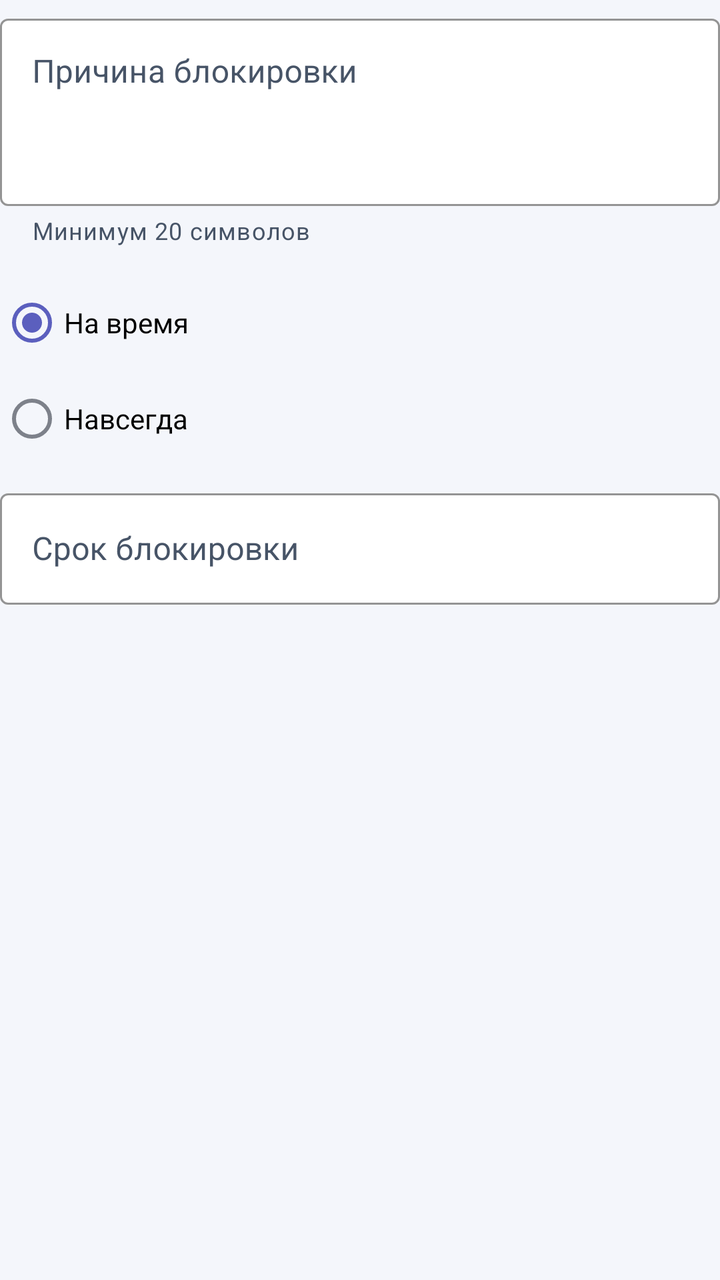
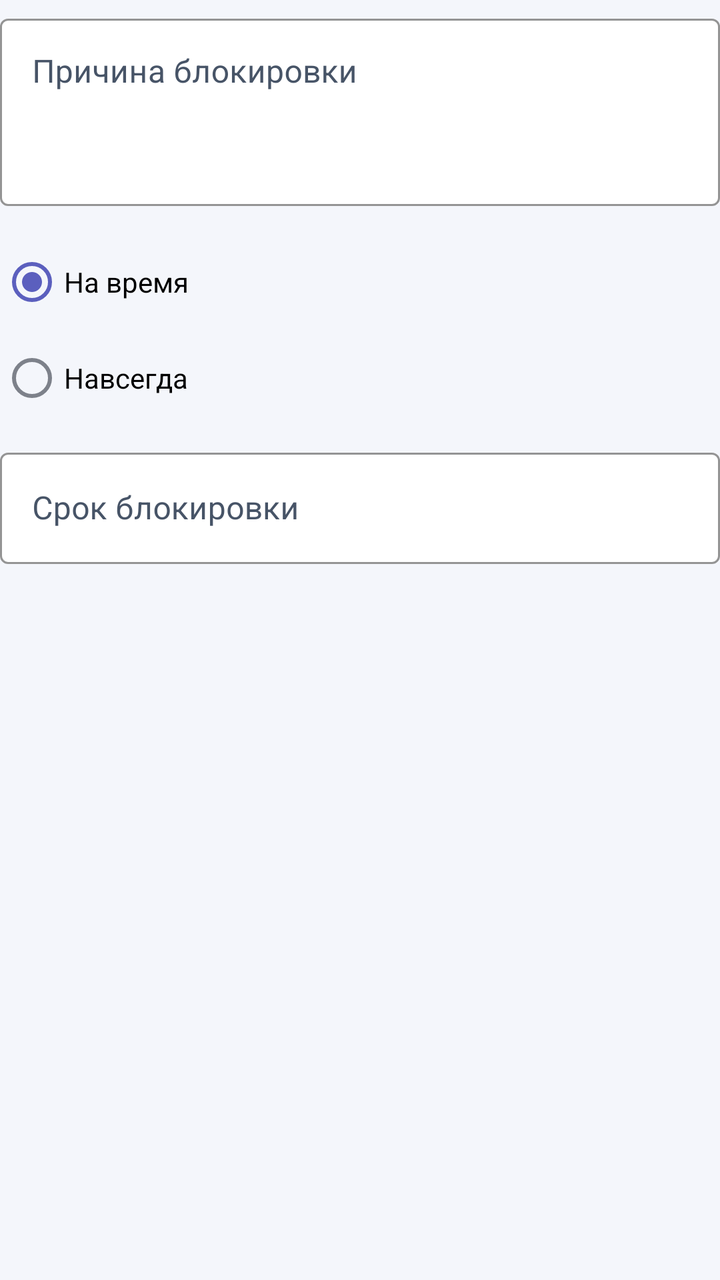

Before-and-after screenshots of an Android layout around one commit, followed by the original layout XML and the change that was made.
<!-- AndroidManifest.xml: application theme Theme.MyCity -->
<!-- res/layout/dialog_block_user.xml -->
<?xml version="1.0" encoding="utf-8"?>
<LinearLayout xmlns:android="http://schemas.android.com/apk/res/android"
    xmlns:app="http://schemas.android.com/apk/res-auto"
    android:layout_width="match_parent"
    android:layout_height="wrap_content"
    android:orientation="vertical"
    android:paddingTop="4dp"
    android:paddingBottom="4dp">

    <com.google.android.material.textfield.TextInputLayout
        android:id="@+id/til_reason"
        android:layout_width="match_parent"
        android:layout_height="wrap_content"
        android:hint="Причина блокировки"
        app:helperText="Минимум 20 символов"
        style="@style/Widget.MyCity.TextInput">

        <com.google.android.material.textfield.TextInputEditText
            android:id="@+id/et_reason"
            android:layout_width="match_parent"
            android:layout_height="wrap_content"
            android:inputType="textMultiLine"
            android:minLines="3"
            android:gravity="top"
            android:maxLines="6" />
    </com.google.android.material.textfield.TextInputLayout>

    <RadioGroup
        android:id="@+id/rg_block_type"
        android:layout_width="match_parent"
        android:layout_height="wrap_content"
        android:layout_marginTop="14dp">

        <com.google.android.material.radiobutton.MaterialRadioButton
            android:id="@+id/rb_temporary"
            android:layout_width="wrap_content"
            android:layout_height="wrap_content"
            android:checked="true"
            android:text="На время" />

        <com.google.android.material.radiobutton.MaterialRadioButton
            android:id="@+id/rb_permanent"
            android:layout_width="wrap_content"
            android:layout_height="wrap_content"
            android:text="Навсегда" />
    </RadioGroup>

    <com.google.android.material.textfield.TextInputLayout
        android:id="@+id/til_days"
        android:layout_width="match_parent"
        android:layout_height="wrap_content"
        android:layout_marginTop="8dp"
        android:hint="Срок блокировки"
        app:suffixText="дней"
        style="@style/Widget.MyCity.TextInput">

        <com.google.android.material.textfield.TextInputEditText
            android:id="@+id/et_days"
            android:layout_width="match_parent"
            android:layout_height="wrap_content"
            android:inputType="number"
            android:maxLength="4" />
    </com.google.android.material.textfield.TextInputLayout>

</LinearLayout>
<!-- resources referenced by this layout -->
<resources>
  <style name="Widget.MyCity.TextInput" parent="Widget.MaterialComponents.TextInputLayout.OutlinedBox">
          <item name="boxBackgroundColor">@color/input_bg</item>
          <item name="boxStrokeColor">@color/input_stroke</item>
          <item name="boxStrokeWidthFocused">2dp</item>
          <item name="hintTextColor">@color/text_primary</item>
          <item name="android:textColorHint">@color/text_secondary</item>
          <item name="counterTextColor">@color/text_secondary</item>
          <item name="counterOverflowTextColor">@color/accent_red</item>
          <item name="helperTextTextColor">@color/text_secondary</item>
          <item name="errorTextColor">@color/accent_red</item>
          <item name="materialThemeOverlay">@style/ThemeOverlay.MyCity.TextInputEditText</item>
      </style>
  <style name="Theme.MyCity" parent="Theme.MaterialComponents.DayNight.NoActionBar">
          <item name="colorPrimary">@color/accent_blue</item>
          <item name="colorPrimaryDark">@color/bg_primary</item>
          <item name="colorAccent">@color/accent_blue</item>
          <item name="colorSurface">@color/bg_secondary</item>
          <item name="colorOnSurface">@color/text_primary</item>
          <item name="colorOnBackground">@color/text_primary</item>
          <item name="colorOutline">@color/divider</item>
          <item name="android:windowBackground">@color/bg_primary</item>
          <item name="android:statusBarColor">@color/bg_primary</item>
          <item name="android:navigationBarColor">@color/bg_primary</item>
          <item name="android:textColorPrimary">@color/text_primary</item>
          <item name="android:textColorSecondary">@color/text_secondary</item>
          <item name="android:textColorHint">@color/text_secondary</item>
          <item name="textInputStyle">@style/Widget.MyCity.TextInput</item>
      </style>
  <color name="input_bg">#FFFFFF</color>
  <color name="input_stroke">#BFC8D8</color>
  <color name="text_primary">#101828</color>
  <color name="text_secondary">#475467</color>
  <color name="accent_red">#C0392B</color>
  <style name="ThemeOverlay.MyCity.TextInputEditText" parent="ThemeOverlay.MaterialComponents.TextInputEditText.OutlinedBox">
          <item name="colorOnSurface">@color/text_primary</item>
          <item name="colorControlActivated">@color/accent_blue</item>
          <item name="android:textColor">@color/text_primary</item>
      </style>
  <color name="accent_blue">#5B5FBE</color>
  <color name="bg_primary">#F4F6FB</color>
  <color name="bg_secondary">#FFFFFF</color>
  <color name="divider">#D0D5DD</color>
</resources>

<!-- the commit's change to res/layout/dialog_block_user.xml (unified diff, before → after) -->
@@ -12,7 +12,6 @@
         android:layout_width="match_parent"
         android:layout_height="wrap_content"
         android:hint="Причина блокировки"
-        app:helperText="Минимум 20 символов"
         style="@style/Widget.MyCity.TextInput">
 
         <com.google.android.material.textfield.TextInputEditText
@@ -58,8 +57,7 @@
             android:id="@+id/et_days"
             android:layout_width="match_parent"
             android:layout_height="wrap_content"
-            android:inputType="number"
-            android:maxLength="4" />
+            android:inputType="number" />
     </com.google.android.material.textfield.TextInputLayout>
 
 </LinearLayout>
<!-- resource entries referenced after the edit -->
@@ -23,6 +23,8 @@
           <item name="android:windowBackground">@color/bg_primary</item>
           <item name="android:statusBarColor">@color/bg_primary</item>
           <item name="android:navigationBarColor">@color/bg_primary</item>
+          <item name="android:windowLightStatusBar">true</item>
+          <item name="android:windowLightNavigationBar">true</item>
           <item name="android:textColorPrimary">@color/text_primary</item>
           <item name="android:textColorSecondary">@color/text_secondary</item>
           <item name="android:textColorHint">@color/text_secondary</item>
